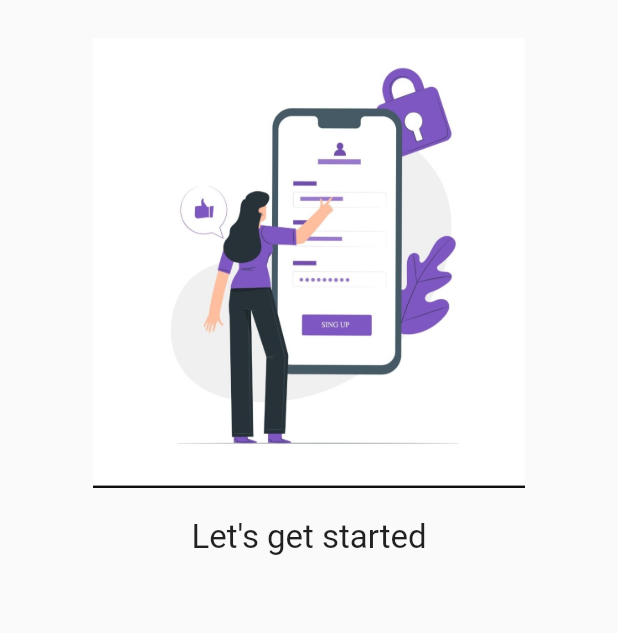
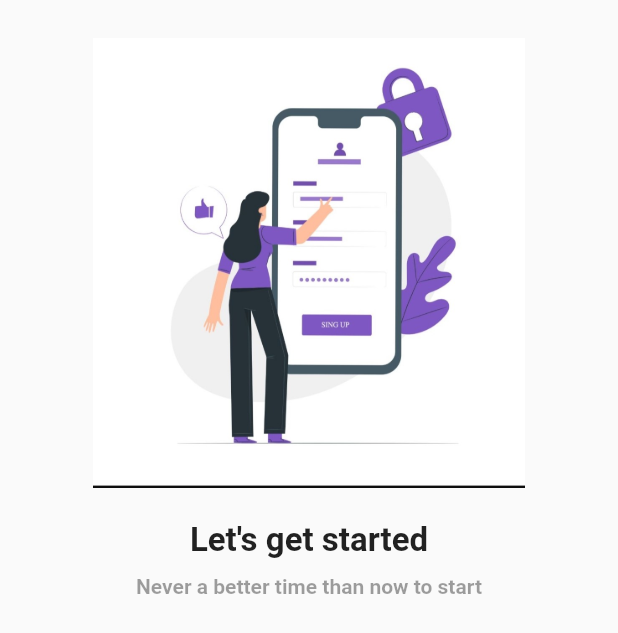
Before and after one commit to Samaramir/Phoneauth_Firebase, a Flutter app: the screen it shows after launch, on a phone screen of 412 x 824 dp. Shown: the top 633 px of the screen. Run offline on Flutter 3.47's test engine with Material 2 defaults, Android fonts, the phone set to English and light mode, and no system bars.

Commit message:
samar creat page welcome creat other Text to different styleand add cplor

```diff
--- a/lib/Screans/Welcome_Screan.dart
+++ b/lib/Screans/Welcome_Screan.dart
@@ -22,8 +22,13 @@ class _WelcomeScreanState extends State<WelcomeScrean> {
               "assets/sign.jpg",
               height:300,
               ),
-              const SizedBox(height: 20),
-              const Text("Let's get started",style: TextStyle(fontSize: 22),)
+              const SizedBox(height: 22),
+              const Text("Let's get started",style: TextStyle(fontSize: 22,fontWeight:FontWeight.bold),),
+              const SizedBox(height: 10,),
+              const Text("Never a better time than now to start",style: TextStyle(fontSize: 14,
+                  color:Colors.black38,
+                  fontWeight:FontWeight.bold),),
+              const SizedBox(height: 20,)
 
             ],
           ),
```
